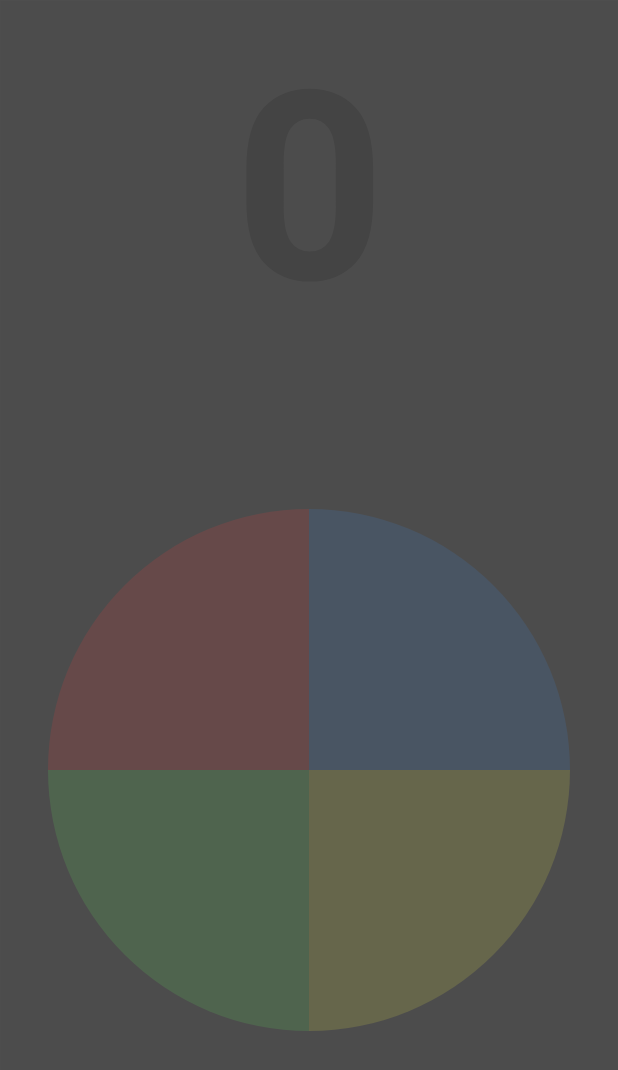
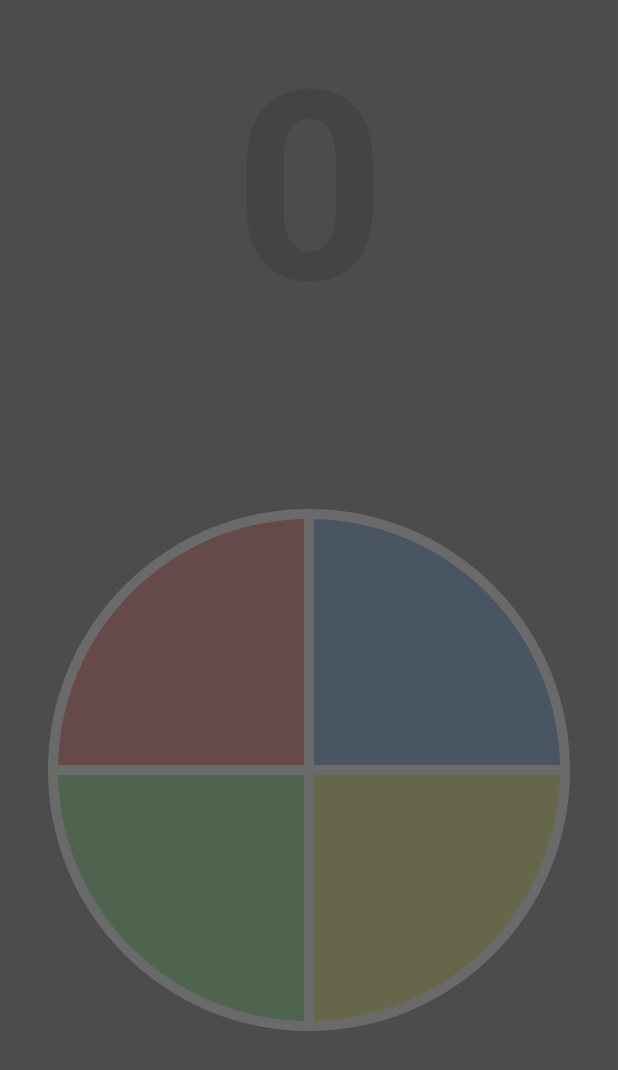
Before and after one commit to max-seeli/Comember, an Android app: the GameFragment screen opened through its navigation route, after a tap on an icon or button, on a phone screen of 412 x 824 dp. Shown: the top 1070 px of the screen. Run offline under Robolectric (Android 15) with nearby library versions, the light colour scheme and no system bars.

Commit message:
Changed Button Design in order to better highlight the Color
Signed-off-by: Max Seeliger <maximilian.seeliger@gmail.com>

```diff
--- a/app/src/main/java/com/project/comember/ui/widgets/GameButton.java
+++ b/app/src/main/java/com/project/comember/ui/widgets/GameButton.java
@@ -1,9 +1,12 @@
 package com.project.comember.ui.widgets;
 
+import android.animation.ValueAnimator;
 import android.annotation.SuppressLint;
+import android.app.Activity;
 import android.content.Context;
 import android.content.res.TypedArray;
 import android.graphics.Canvas;
+import android.graphics.Color;
 import android.graphics.Paint;
 import android.util.AttributeSet;
 import android.view.MotionEvent;
@@ -16,9 +19,13 @@ import com.project.comember.game.GameColor;
 
 public class GameButton extends View {
 
+    private static final int STANDARD_STROKE_SIZE = 10;
+    private static final int HIGHLIGHT_STROKE_SIZE = 20;
+
     private GameColor mGameColor;
 
     private Paint mCircleColor;
+    private int mStrokeSize = STANDARD_STROKE_SIZE;
 
     private final Paint mMainColor;
     private final Paint mHighlightColor;
@@ -44,15 +51,15 @@ public class GameButton extends View {
         mHighlightColor = new Paint(Paint.ANTI_ALIAS_FLAG);
         mBorderColor = new Paint(Paint.ANTI_ALIAS_FLAG);
 
+        mBorderColor.setColor(Color.WHITE);
+
         mCircleColor = mMainColor;
 
         TypedArray attributes = context.getTheme().obtainStyledAttributes(attrs, R.styleable.GameButton, defStyleAttr, defStyleRes);
 
         try {
-
             mMainColor.setColor(attributes.getColor(R.styleable.GameButton_mainColor, 0));
             mHighlightColor.setColor(attributes.getColor(R.styleable.GameButton_highlightColor, 0));
-            mBorderColor.setColor(attributes.getColor(R.styleable.GameButton_borderColor, 0));
         } finally {
             attributes.recycle();
         }
@@ -73,21 +80,52 @@ public class GameButton extends View {
 
     @Override
     protected void onDraw(Canvas canvas) {
-        canvas.drawCircle(getWidth(), getHeight(), getWidth(), mCircleColor);
+        int maxX = getWidth();
+        int maxY = getHeight();
+        float rectWidth = mStrokeSize - STANDARD_STROKE_SIZE / 2f;
+        canvas.drawCircle(maxX, maxY, maxX, mBorderColor);
+        canvas.drawCircle(maxX, maxY, maxX - mStrokeSize, mCircleColor);
+        canvas.drawRect(maxX - rectWidth, 0, maxX, maxY, mBorderColor);
+        canvas.drawRect(0, maxY - rectWidth, maxX, maxY, mBorderColor);
     }
 
 
     public void highlight() {
-        changeActiveColor(mHighlightColor);
+        changeActiveColor(mHighlightColor, false);
+        changeStrokeSize(HIGHLIGHT_STROKE_SIZE);
     }
 
     public void unhighlight() {
-        changeActiveColor(mMainColor);
+        changeActiveColor(mMainColor, false);
+        changeStrokeSize(STANDARD_STROKE_SIZE);
     }
 
     private void changeActiveColor(Paint color) {
+        changeActiveColor(color, true);
+    }
+
+    private void changeActiveColor(Paint color, boolean inval) {
         mCircleColor = color;
-        invalidate();
+        if (inval)
+            invalidate();
+    }
+
+    private void changeStrokeSize(int strokeSize) {
+        ((Activity) getContext()).runOnUiThread(new Runnable() {
+            @Override
+            public void run() {
+                ValueAnimator strokeAnimator = ValueAnimator.ofInt(mStrokeSize, strokeSize);
+                strokeAnimator.setDuration(100);
+                strokeAnimator.addUpdateListener(new ValueAnimator.AnimatorUpdateListener() {
+                    @Override
+                    public void onAnimationUpdate(ValueAnimator animation) {
+                        mStrokeSize = (int) animation.getAnimatedValue();
+                        postInvalidate();
+                    }
+                });
+                strokeAnimator.start();
+            }
+        });
     }
 
     public void setGameColor(GameColor gameColor) {
```
